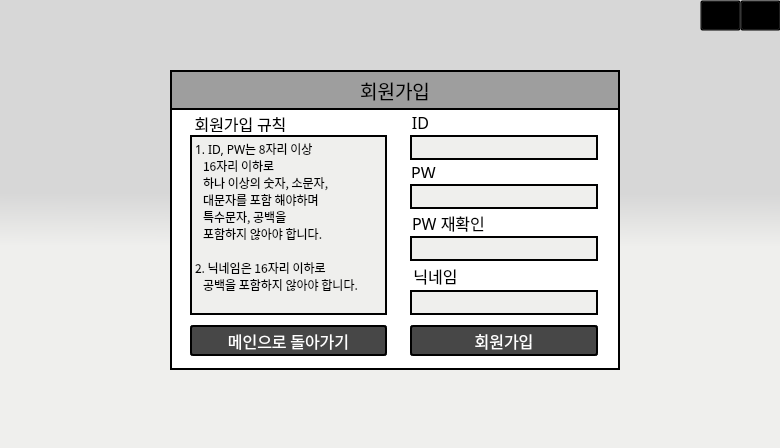
First picture: the form in UI/joinGUI.ui, repository ChaeHyunsic/PIM_agent, before the edit.
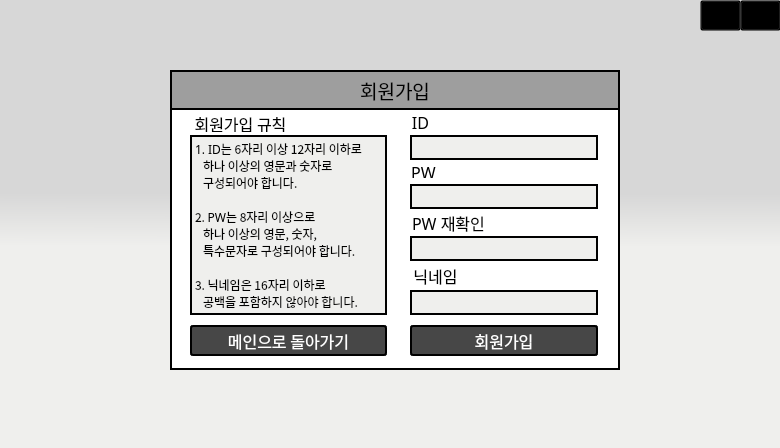
Second picture: the form after the edit.

Commit message: fix how pw is stored in db

The edit to the form file:
```diff
--- a/UI/joinGUI.ui
+++ b/UI/joinGUI.ui
@@ -510,14 +510,15 @@
      <string notr="true">background-color:#EFEFED;</string>
     </property>
     <property name="text">
-     <string>1. ID, PW는 8자리 이상
-   16자리 이하로
-   하나 이상의 숫자, 소문자, 
-   대문자를 포함 해야하며 
-   특수문자, 공백을
-   포함하지 않아야 합니다.
+     <string>1. ID는 6자리 이상 12자리 이하로
+   하나 이상의 영문과 숫자로
+   구성되어야 합니다.
 
-2. 닉네임은 16자리 이하로 
+2. PW는 8자리 이상으로
+   하나 이상의 영문, 숫자,
+   특수문자로 구성되어야 합니다.
+
+3. 닉네임은 16자리 이하로
    공백을 포함하지 않아야 합니다.</string>
     </property>
     <property name="alignment">
```
The commit also changes 1 other file.
